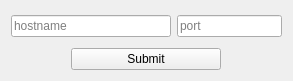
Qt form uiFiles/socket.ui (ghorik78/serverGui) before a commit.
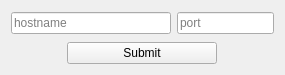
The same form after that commit.

```diff
--- a/uiFiles/socket.ui
+++ b/uiFiles/socket.ui
@@ -6,8 +6,8 @@
    <rect>
     <x>0</x>
     <y>0</y>
-    <width>293</width>
-    <height>81</height>
+    <width>285</width>
+    <height>75</height>
    </rect>
   </property>
   <property name="windowTitle">
```
